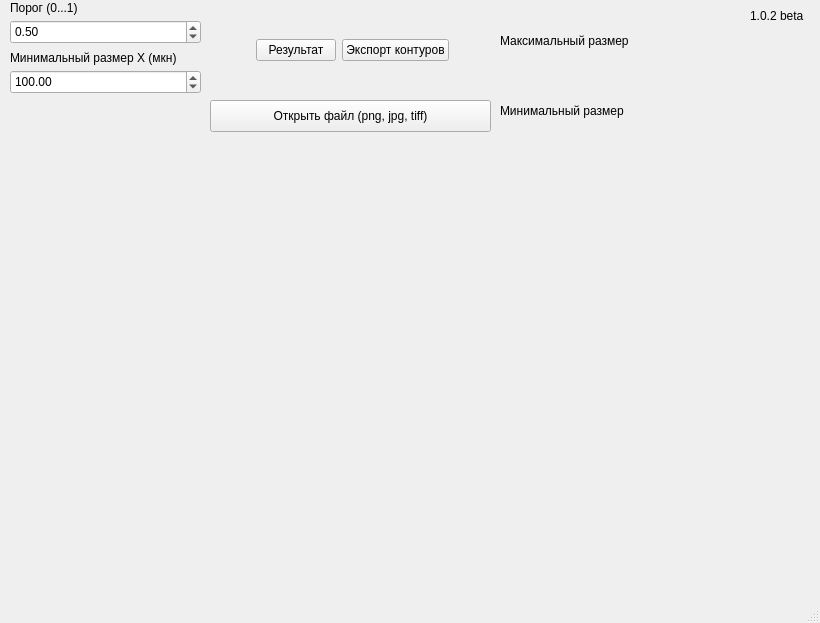
Before: the Qt Designer form modus.ui in Werest/woork, drawn with Qt 5.
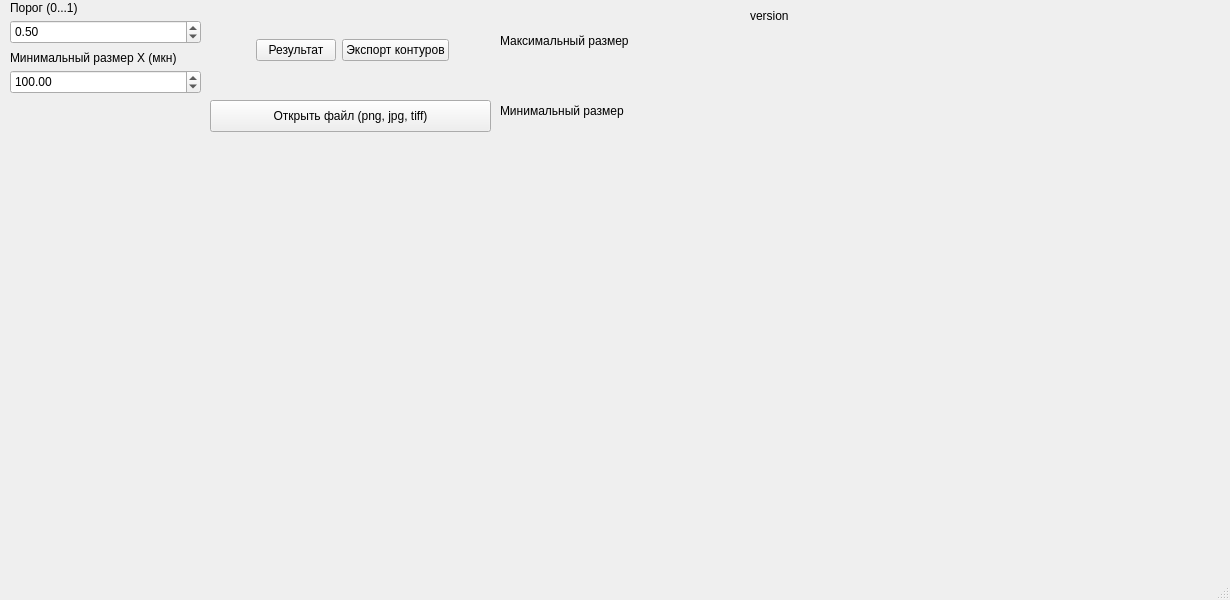
After: the same form once the commit is applied.

```diff
--- a/modus.ui
+++ b/modus.ui
@@ -6,8 +6,8 @@
    <rect>
     <x>0</x>
     <y>0</y>
-    <width>820</width>
-    <height>623</height>
+    <width>1230</width>
+    <height>600</height>
    </rect>
   </property>
   <property name="windowTitle">
@@ -138,8 +138,8 @@
      <rect>
       <x>10</x>
       <y>160</y>
-      <width>800</width>
-      <height>300</height>
+      <width>1200</width>
+      <height>380</height>
      </rect>
     </property>
    </widget>
@@ -198,7 +198,7 @@
      </rect>
     </property>
     <property name="text">
-     <string>1.0.2 beta</string>
+     <string>version</string>
     </property>
    </widget>
   </widget>
```
Left out of the diff: 2 changed lines with no effect on the pictures.
